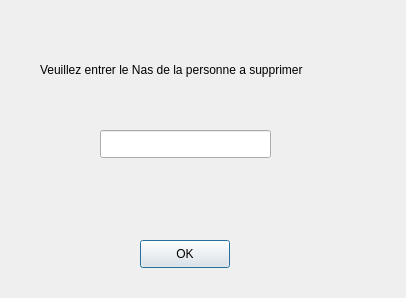
Before: the Qt Designer form CirconscriptionGUI/SupprimerPersonne.ui in Houmine-Rayyane/Circonscription-Electorale, drawn with Qt 5.
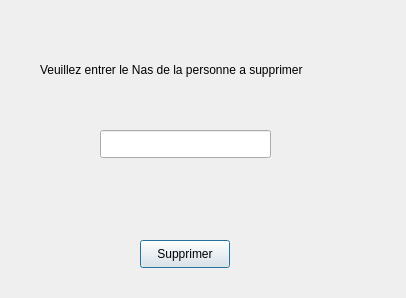
After: the same form once the commit is applied.

The edit to the form file:
```diff
--- a/CirconscriptionGUI/SupprimerPersonne.ui
+++ b/CirconscriptionGUI/SupprimerPersonne.ui
@@ -46,7 +46,7 @@
     </rect>
    </property>
    <property name="text">
-    <string>OK</string>
+    <string>Supprimer</string>
    </property>
   </widget>
  </widget>
```
